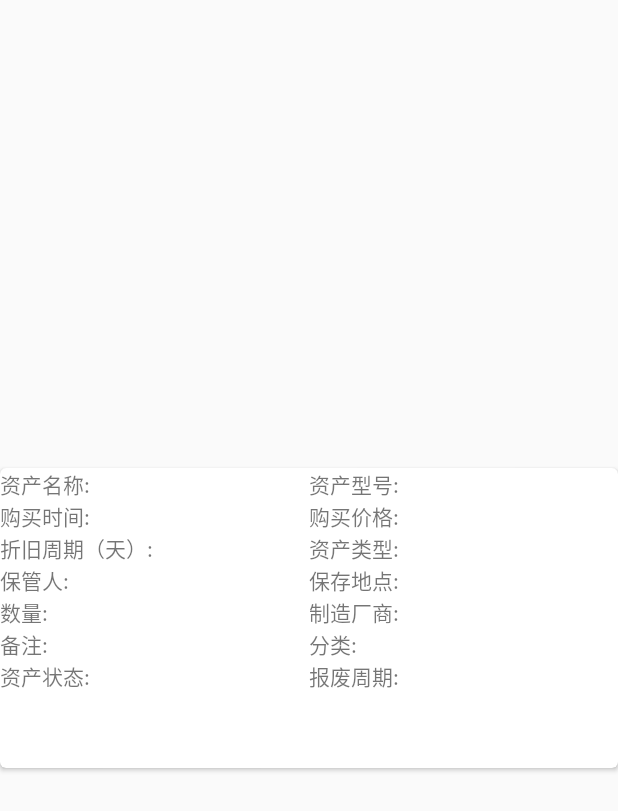
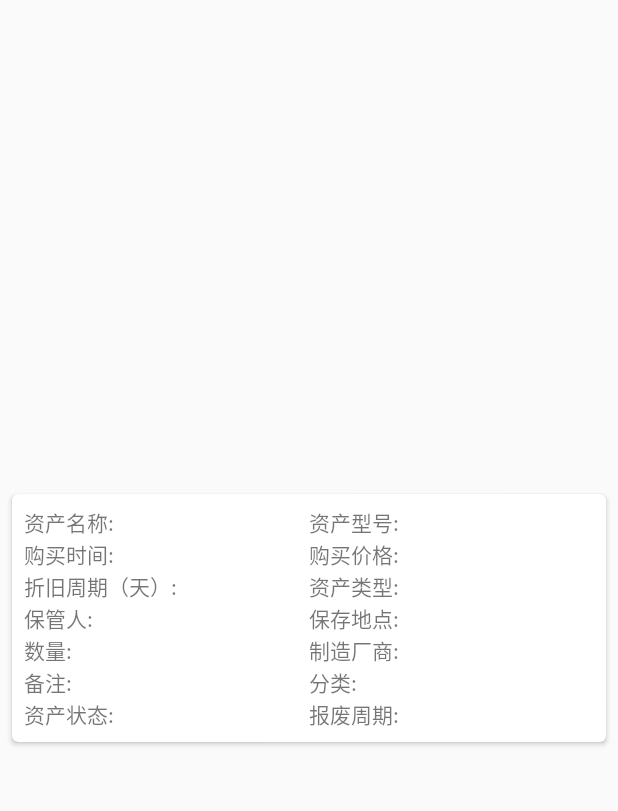
Before and after one commit to lzyzsd/QrDemo, an Android app: the layout card.xml on its own in the app's theme, with its tools: preview values and no code run, on a phone screen of 412 x 824 dp. Shown: the top 811 px of the screen. Run offline under Robolectric (Android 15) with nearby library versions, the phone set to English and light mode, and no system bars.

Commit message:
adjust ui

```diff
--- a/app/src/main/res/layout/card.xml
+++ b/app/src/main/res/layout/card.xml
@@ -1,6 +1,5 @@
 <?xml version="1.0" encoding="utf-8"?>
 <LinearLayout xmlns:android="http://schemas.android.com/apk/res/android"
-    xmlns:tools="http://schemas.android.com/tools"
     xmlns:card_view="http://schemas.android.com/apk/res-auto"
     android:layout_width="match_parent"
     android:layout_height="match_parent">
@@ -9,11 +8,13 @@
         android:id="@+id/card_view"
         android:layout_gravity="center"
         android:layout_width="match_parent"
-        android:layout_height="200dp"
+        android:layout_height="wrap_content"
+        android:layout_margin="8dp"
         card_view:cardCornerRadius="4dp">
         <LinearLayout
             android:layout_width="match_parent"
             android:layout_height="match_parent"
+            android:padding="8dp"
             android:orientation="vertical">
             <LinearLayout
                 android:layout_width="match_parent"
--- a/app/src/main/res/values/strings.xml
+++ b/app/src/main/res/values/strings.xml
@@ -16,6 +16,7 @@
  -->
 <resources>
 
+  <string name="app_name">资产查询</string>
   <string name="hello_world">Hello world!</string>
   <string name="menu_scan">扫码</string>
 
@@ -28,8 +29,6 @@
     <item>资产名称</item>
   </string-array>
 
-
-  <string name="app_name">Barcode Scanner</string>
   <string name="app_picker_name">Applications</string>
   <string name="bookmark_picker_name">Bookmarks</string>
   <string name="button_add_calendar">Add to calendar</string>
```
